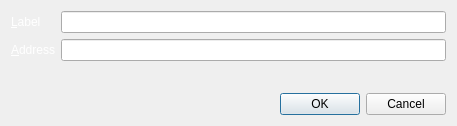
EverGreenCoinDev/EverGreenCoin, file src/qt/forms/editaddressdialog.ui: the form before one commit.
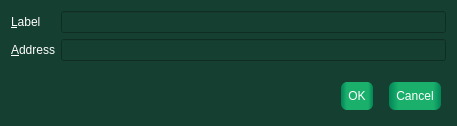
The form after the commit.

Commit message: Make edit address dialogs consistantly styled.

Diff of the .ui file:
```diff
--- a/src/qt/forms/editaddressdialog.ui
+++ b/src/qt/forms/editaddressdialog.ui
@@ -13,6 +13,9 @@
   <property name="windowTitle">
    <string>Edit Address</string>
   </property>
+  <property name="styleSheet">
+   <string notr="true">background-color: #153f30;</string>
+  </property>
   <layout class="QVBoxLayout" name="verticalLayout">
    <item>
     <layout class="QFormLayout" name="formLayout">
@@ -69,6 +72,13 @@
    </item>
    <item>
     <widget class="QDialogButtonBox" name="buttonBox">
+     <property name="styleSheet">
+      <string notr="true">        border-radius: 6px;
+        background: QLinearGradient(x1: 0, y1: 0, x2: 1, y2: 0, stop: 0 #018457, stop: 0.18 #1ab06c, stop: 0.85 #1ab06c, stop: 1 #018457);
+        color: #ffffff;
+        padding: 7px;
+        margin: 5px;</string>
+     </property>
      <property name="orientation">
       <enum>Qt::Horizontal</enum>
      </property>
```
